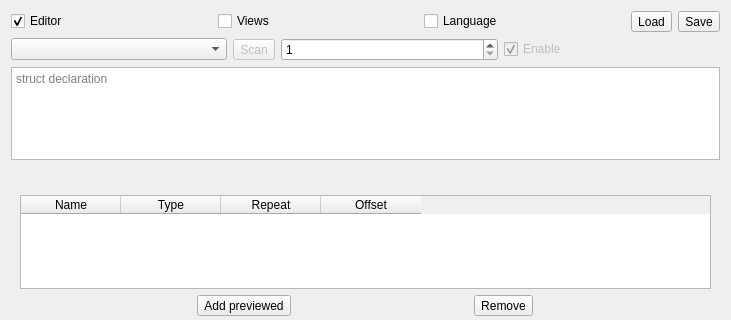
Qt form ui/StructModeLeftPanel.ui (DusteDdk/Breco) before a commit; both pictures show x 0 to 731 and y 0 to 320 of the 731 by 534 pixel window.
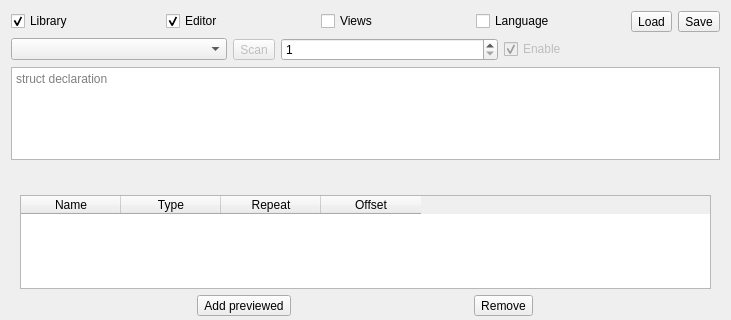
The same form after that commit.

Patch:
```diff
--- a/ui/StructModeLeftPanel.ui
+++ b/ui/StructModeLeftPanel.ui
@@ -16,21 +16,21 @@
   <layout class="QVBoxLayout" name="structModeLeftPanelLayout">
    <item>
     <layout class="QGridLayout" name="sectionControlsLayout">
-     <item row="0" column="1">
+     <item row="0" column="2">
       <widget class="QCheckBox" name="viewsCheckBox">
        <property name="text">
         <string>Views</string>
        </property>
       </widget>
      </item>
-     <item row="0" column="2">
+     <item row="0" column="3">
       <widget class="QCheckBox" name="languageCheckBox">
        <property name="text">
         <string>Language</string>
        </property>
       </widget>
      </item>
-     <item row="0" column="0">
+     <item row="0" column="1">
       <widget class="QCheckBox" name="editorCheckBox">
        <property name="checked">
         <bool>true</bool>
@@ -40,20 +40,30 @@
        </property>
       </widget>
      </item>
-     <item row="0" column="4">
+     <item row="0" column="5">
       <widget class="QToolButton" name="saveStructDefinitionButton">
        <property name="text">
         <string>Save</string>
        </property>
       </widget>
      </item>
-     <item row="0" column="3">
+     <item row="0" column="4">
       <widget class="QToolButton" name="loadStructDefinitionButton">
        <property name="text">
         <string>Load</string>
        </property>
       </widget>
      </item>
+     <item row="0" column="0">
+      <widget class="QCheckBox" name="libraryCheckBox">
+       <property name="checked">
+        <bool>true</bool>
+       </property>
+       <property name="text">
+        <string>Library</string>
+       </property>
+      </widget>
+     </item>
     </layout>
    </item>
    <item>
```
